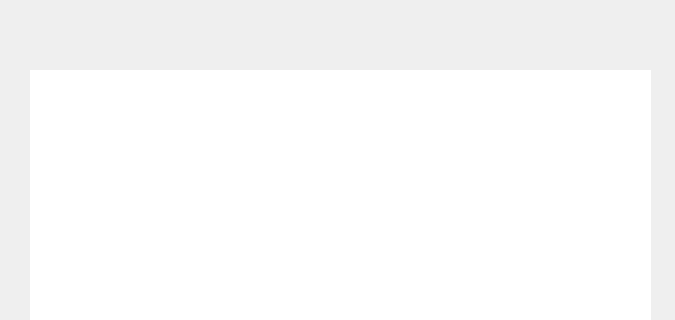
Old version of the form houseview.ui in the repository NevilleNoah/HikvisionCamera2; both pictures show x 0 to 675 and y 0 to 320 of the 1080 by 680 pixel window.
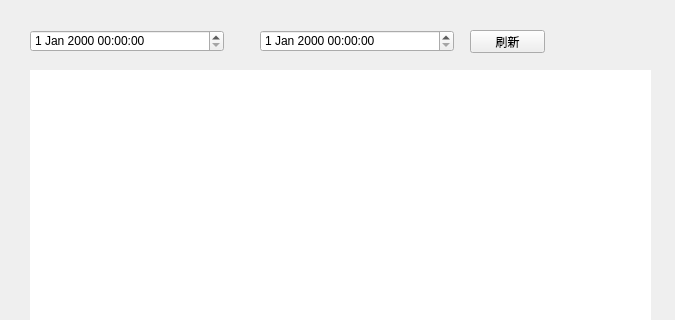
New version of the form.

Commit message: 根据时间段刷新出入情况

The edit to the form file:
```diff
--- a/houseview.ui
+++ b/houseview.ui
@@ -38,6 +38,39 @@
     <bool>false</bool>
    </attribute>
   </widget>
+  <widget class="QDateTimeEdit" name="endDateTime">
+   <property name="geometry">
+    <rect>
+     <x>260</x>
+     <y>30</y>
+     <width>194</width>
+     <height>22</height>
+    </rect>
+   </property>
+  </widget>
+  <widget class="QDateTimeEdit" name="startDateTime">
+   <property name="geometry">
+    <rect>
+     <x>30</x>
+     <y>30</y>
+     <width>194</width>
+     <height>22</height>
+    </rect>
+   </property>
+  </widget>
+  <widget class="QPushButton" name="flush">
+   <property name="geometry">
+    <rect>
+     <x>470</x>
+     <y>30</y>
+     <width>75</width>
+     <height>23</height>
+    </rect>
+   </property>
+   <property name="text">
+    <string>刷新</string>
+   </property>
+  </widget>
  </widget>
  <resources/>
  <connections/>
```
The commit also changes 3 other files.
